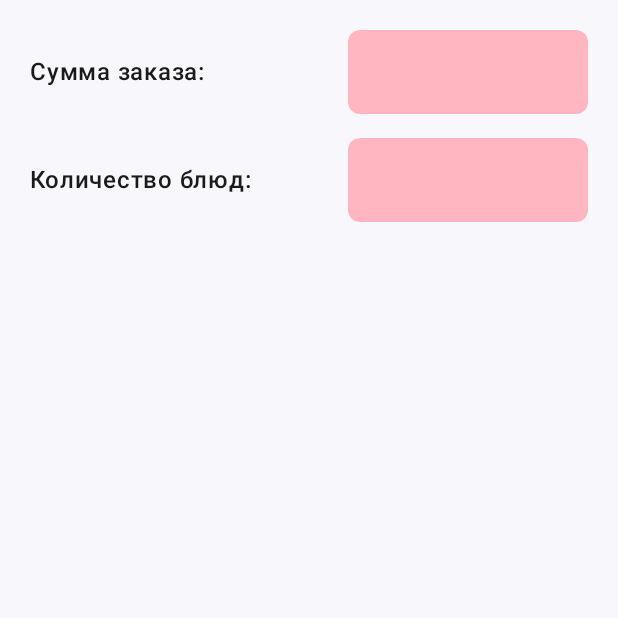
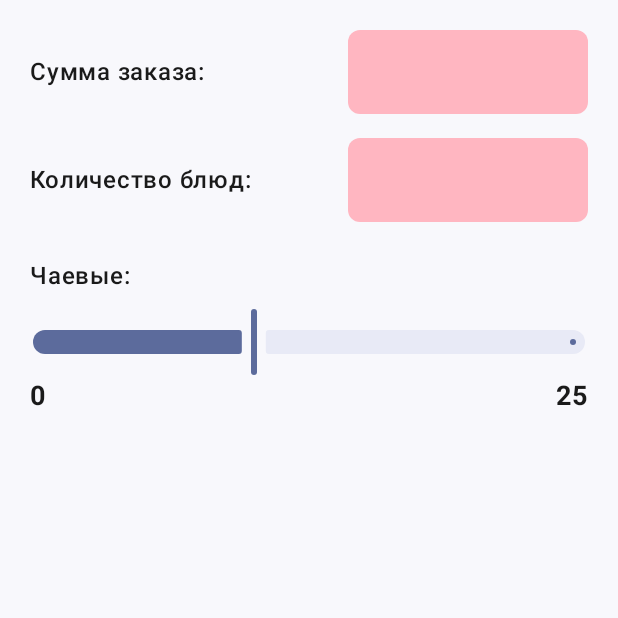
Before and after one commit to nobel-von-it/TipCalc_Andr5, an Android app built with Jetpack Compose: the screen it shows after launch (MainActivity), on a phone screen of 412 x 824 dp, the top half of it. Run offline under Robolectric (Android 15) with nearby library versions, the phone set to English and light mode, and no system bars.

Commit message:
Add Slider for tip percentage

```diff
--- a/app/src/main/java/com/example/tipcalc5/MainActivity.kt
+++ b/app/src/main/java/com/example/tipcalc5/MainActivity.kt
@@ -17,12 +17,15 @@ import androidx.compose.foundation.layout.width
 import androidx.compose.foundation.shape.RoundedCornerShape
 import androidx.compose.foundation.text.KeyboardOptions
 import androidx.compose.material3.Scaffold
+import androidx.compose.material3.Slider
+import androidx.compose.material3.SliderDefaults
 import androidx.compose.material3.Surface
 import androidx.compose.material3.Text
 import androidx.compose.material3.TextField
 import androidx.compose.material3.TextFieldDefaults
 import androidx.compose.runtime.Composable
 import androidx.compose.runtime.getValue
+import androidx.compose.runtime.mutableFloatStateOf
 import androidx.compose.runtime.mutableStateOf
 import androidx.compose.runtime.remember
 import androidx.compose.runtime.setValue
@@ -54,11 +57,14 @@ class MainActivity : ComponentActivity() {
 
 val PinkInputBg = Color(0xFFFFB6C1)
 val DarkTextColor = Color(0xFF1A1A1A)
+val SliderActiveColor = Color(0xFF5C6B9C)
+val SliderInactiveColor = Color(0xFFE8EAF6)
 
 @Composable
 fun TipCalculatorScreen(modifier: Modifier = Modifier) {
     var orderAmountText by remember { mutableStateOf("") }
     var dishCountText by remember { mutableStateOf("") }
+    var tipPercent by remember { mutableFloatStateOf(10f) }
 
     Surface(
         modifier = modifier
@@ -128,6 +134,48 @@ fun TipCalculatorScreen(modifier: Modifier = Modifier) {
                     shape = RoundedCornerShape(8.dp)
                 )
             }
+
+            Spacer(modifier = Modifier.height(24.dp))
+
+            // Чаевые
+            Text(
+                text = "Чаевые:",
+                fontSize = 16.sp,
+                fontWeight = FontWeight.SemiBold,
+                color = DarkTextColor
+            )
+
+            Spacer(modifier = Modifier.height(8.dp))
+
+            Slider(
+                value = tipPercent,
+                onValueChange = { tipPercent = it },
+                valueRange = 0f..25f,
+                colors = SliderDefaults.colors(
+                    activeTrackColor = SliderActiveColor,
+                    inactiveTrackColor = SliderInactiveColor,
+                    thumbColor = SliderActiveColor
+                ),
+                modifier = Modifier.fillMaxWidth()
+            )
+
+            Row(
+                modifier = Modifier.fillMaxWidth(),
+                horizontalArrangement = Arrangement.SpaceBetween
+            ) {
+                Text(
+                    text = "0",
+                    fontSize = 18.sp,
+                    fontWeight = FontWeight.Bold,
+                    color = DarkTextColor
+                )
+                Text(
+                    text = "25",
+                    fontSize = 18.sp,
+                    fontWeight = FontWeight.Bold,
+                    color = DarkTextColor
+                )
+            }
         }
     }
 }
```
